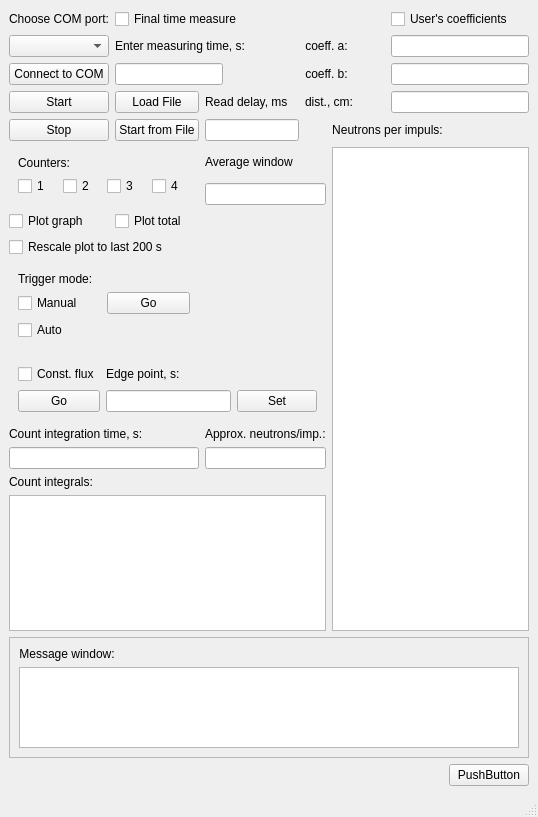
First picture: the form in caller.ui, repository goodvin360/pivn_app, before the edit.
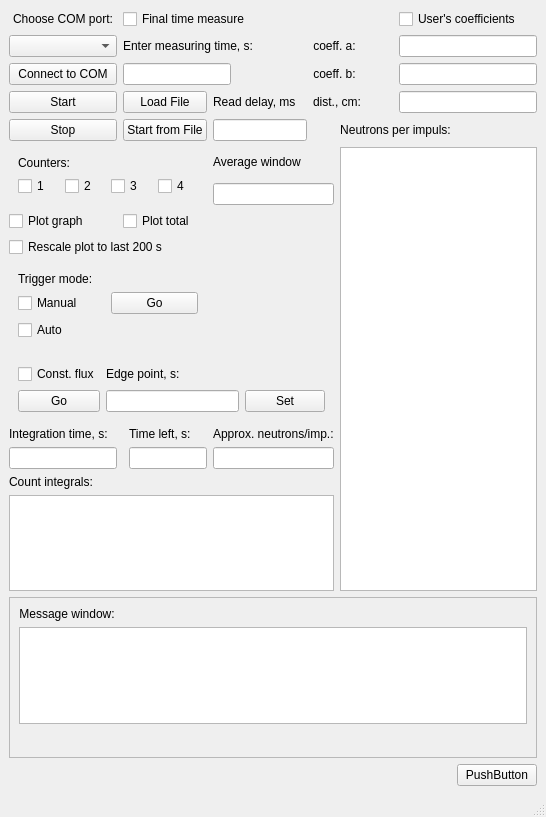
Second picture: the form after the edit. Custom widgets are drawn as their Qt base class.

Commit message: 26.06.2024 work 1 -left integration time display added -gui updated

Diff of the .ui file:
```diff
--- a/caller.ui
+++ b/caller.ui
@@ -31,14 +31,14 @@
       </property>
      </widget>
     </item>
-    <item row="0" column="1" colspan="2">
+    <item row="0" column="1" colspan="3">
      <widget class="QCheckBox" name="checkBox">
       <property name="text">
        <string>Final time measure</string>
       </property>
      </widget>
     </item>
-    <item row="0" column="5" colspan="2">
+    <item row="0" column="6" colspan="2">
      <widget class="QCheckBox" name="checkBox_2">
       <property name="text">
        <string>User's coefficients</string>
@@ -51,7 +51,7 @@
     <item row="1" column="0">
      <widget class="QComboBox" name="comboBox"/>
     </item>
-    <item row="1" column="1" colspan="2">
+    <item row="1" column="1" colspan="3">
      <widget class="QLabel" name="measureTime">
       <property name="layoutDirection">
        <enum>Qt::LeftToRight</enum>
@@ -64,7 +64,7 @@
       </property>
      </widget>
     </item>
-    <item row="1" column="3" colspan="2">
+    <item row="1" column="4" colspan="2">
      <widget class="QLabel" name="label_3">
       <property name="sizePolicy">
        <sizepolicy hsizetype="Fixed" vsizetype="Preferred">
@@ -80,7 +80,7 @@
       </property>
      </widget>
     </item>
-    <item row="1" column="5" colspan="2">
+    <item row="1" column="6" colspan="2">
      <widget class="QLineEdit" name="lineEdit_2">
       <property name="sizePolicy">
        <sizepolicy hsizetype="Minimum" vsizetype="Minimum">
@@ -100,7 +100,7 @@
       </property>
      </widget>
     </item>
-    <item row="2" column="1" colspan="2">
+    <item row="2" column="1" colspan="3">
      <widget class="QLineEdit" name="lineEdit">
       <property name="sizePolicy">
        <sizepolicy hsizetype="Fixed" vsizetype="Fixed">
@@ -116,7 +116,7 @@
       </property>
      </widget>
     </item>
-    <item row="2" column="3" colspan="2">
+    <item row="2" column="4" colspan="2">
      <widget class="QLabel" name="label_5">
       <property name="sizePolicy">
        <sizepolicy hsizetype="Fixed" vsizetype="Preferred">
@@ -132,7 +132,7 @@
       </property>
      </widget>
     </item>
-    <item row="2" column="5" colspan="2">
+    <item row="2" column="6" colspan="2">
      <widget class="QLineEdit" name="lineEdit_3">
       <property name="sizePolicy">
        <sizepolicy hsizetype="Minimum" vsizetype="Minimum">
@@ -167,21 +167,21 @@
       </property>
      </widget>
     </item>
-    <item row="3" column="1">
+    <item row="3" column="1" colspan="2">
      <widget class="QPushButton" name="pushButton_4">
       <property name="text">
        <string>Load File</string>
       </property>
      </widget>
     </item>
-    <item row="3" column="2">
+    <item row="3" column="3">
      <widget class="QLabel" name="label_13">
       <property name="text">
        <string>Read delay, ms</string>
       </property>
      </widget>
     </item>
-    <item row="3" column="3" colspan="2">
+    <item row="3" column="4" colspan="2">
      <widget class="QLabel" name="label_6">
       <property name="sizePolicy">
        <sizepolicy hsizetype="Fixed" vsizetype="Preferred">
@@ -197,7 +197,7 @@
       </property>
      </widget>
     </item>
-    <item row="3" column="5" colspan="2">
+    <item row="3" column="6" colspan="2">
      <widget class="QLineEdit" name="lineEdit_4">
       <property name="sizePolicy">
        <sizepolicy hsizetype="Minimum" vsizetype="Fixed">
@@ -223,21 +223,21 @@
       </property>
      </widget>
     </item>
-    <item row="4" column="1">
+    <item row="4" column="1" colspan="2">
      <widget class="QPushButton" name="pushButton_5">
       <property name="text">
        <string>Start from File</string>
       </property>
      </widget>
     </item>
-    <item row="4" column="2">
+    <item row="4" column="3">
      <widget class="QLineEdit" name="lineEdit_8">
       <property name="alignment">
        <set>Qt::AlignRight|Qt::AlignTrailing|Qt::AlignVCenter</set>
       </property>
      </widget>
     </item>
-    <item row="4" column="4" colspan="2">
+    <item row="4" column="5" colspan="2">
      <widget class="QLabel" name="label_4">
       <property name="sizePolicy">
        <sizepolicy hsizetype="Fixed" vsizetype="Preferred">
@@ -253,7 +253,7 @@
       </property>
      </widget>
     </item>
-    <item row="5" column="0" rowspan="2" colspan="2">
+    <item row="5" column="0" rowspan="2" colspan="3">
      <widget class="QWidget" name="widget_4" native="true">
       <layout class="QGridLayout" name="gridLayout_5">
        <item row="0" column="0" colspan="2">
@@ -294,14 +294,14 @@
       </layout>
      </widget>
     </item>
-    <item row="5" column="2">
+    <item row="5" column="3">
      <widget class="QLabel" name="label_14">
       <property name="text">
        <string>Average window</string>
       </property>
      </widget>
     </item>
-    <item row="5" column="4" rowspan="10" colspan="3">
+    <item row="5" column="5" rowspan="10" colspan="3">
      <widget class="QTextBrowser" name="textBrowser_2">
       <property name="maximumSize">
        <size>
@@ -311,7 +311,7 @@
       </property>
      </widget>
     </item>
-    <item row="6" column="2" colspan="2">
+    <item row="6" column="3" colspan="2">
      <widget class="QLineEdit" name="lineEdit_9">
       <property name="alignment">
        <set>Qt::AlignRight|Qt::AlignTrailing|Qt::AlignVCenter</set>
@@ -331,21 +331,21 @@
       </property>
      </widget>
     </item>
-    <item row="7" column="1">
+    <item row="7" column="1" colspan="2">
      <widget class="QCheckBox" name="checkBox_4">
       <property name="text">
        <string>Plot total</string>
       </property>
      </widget>
     </item>
-    <item row="8" column="0" colspan="2">
+    <item row="8" column="0" colspan="3">
      <widget class="QCheckBox" name="checkBox_5">
       <property name="text">
        <string>Rescale plot to last 200 s</string>
       </property>
      </widget>
     </item>
-    <item row="9" column="0" colspan="2">
+    <item row="9" column="0" colspan="3">
      <widget class="QWidget" name="widget_2" native="true">
       <layout class="QGridLayout" name="gridLayout">
        <item row="0" column="0">
@@ -379,7 +379,7 @@
       </layout>
      </widget>
     </item>
-    <item row="10" column="0" colspan="4">
+    <item row="10" column="0" colspan="5">
      <widget class="QWidget" name="widget_3" native="true">
       <layout class="QGridLayout" name="gridLayout_4">
        <item row="0" column="0">
@@ -420,20 +420,14 @@
       </layout>
      </widget>
     </item>
-    <item row="11" column="0" colspan="2">
-     <widget class="QLabel" name="label_7">
-      <property name="sizePolicy">
-       <sizepolicy hsizetype="Minimum" vsizetype="Preferred">
-        <horstretch>0</horstretch>
-        <verstretch>0</verstretch>
-       </sizepolicy>
-      </property>
+    <item row="11" column="2">
+     <widget class="QLabel" name="label_15">
       <property name="text">
-       <string>Count integration time, s:</string>
+       <string>Time left, s:</string>
       </property>
      </widget>
     </item>
-    <item row="11" column="2" colspan="2">
+    <item row="11" column="3" colspan="2">
      <widget class="QLabel" name="label_8">
       <property name="sizePolicy">
        <sizepolicy hsizetype="Minimum" vsizetype="Preferred">
@@ -446,7 +440,7 @@
       </property>
      </widget>
     </item>
-    <item row="12" column="0" colspan="2">
+    <item row="12" column="0">
      <widget class="QLineEdit" name="lineEdit_5">
       <property name="sizePolicy">
        <sizepolicy hsizetype="Minimum" vsizetype="Preferred">
@@ -459,7 +453,14 @@
       </property>
      </widget>
     </item>
-    <item row="12" column="2" colspan="2">
+    <item row="12" column="2">
+     <widget class="QLineEdit" name="lineEdit_10">
+      <property name="alignment">
+       <set>Qt::AlignRight|Qt::AlignTrailing|Qt::AlignVCenter</set>
+      </property>
+     </widget>
+    </item>
+    <item row="12" column="3" colspan="2">
      <widget class="QLineEdit" name="lineEdit_6">
       <property name="alignment">
        <set>Qt::AlignRight|Qt::AlignTrailing|Qt::AlignVCenter</set>
@@ -473,10 +474,10 @@
       </property>
      </widget>
     </item>
-    <item row="14" column="0" colspan="4">
+    <item row="14" column="0" colspan="5">
      <widget class="QTextBrowser" name="textBrowser_3"/>
     </item>
-    <item row="15" column="0" rowspan="2" colspan="7">
+    <item row="15" column="0" colspan="8">
      <widget class="QFrame" name="frame">
       <property name="frameShape">
        <enum>QFrame::StyledPanel</enum>
@@ -485,22 +486,6 @@
        <enum>QFrame::Raised</enum>
       </property>
       <layout class="QGridLayout" name="gridLayout_3">
-       <item row="0" column="0">
-        <widget class="QLabel" name="label">
-         <property name="sizePolicy">
-          <sizepolicy hsizetype="Fixed" vsizetype="Minimum">
-           <horstretch>0</horstretch>
-           <verstretch>0</verstretch>
-          </sizepolicy>
-         </property>
-         <property name="text">
-          <string>Message window:</string>
-         </property>
-         <property name="alignment">
-          <set>Qt::AlignCenter</set>
-         </property>
-        </widget>
-       </item>
        <item row="1" column="0">
         <widget class="QTextBrowser" name="textBrowser">
          <property name="sizePolicy">
@@ -523,21 +508,53 @@
          </property>
         </widget>
        </item>
+       <item row="0" column="0">
+        <widget class="QLabel" name="label">
+         <property name="sizePolicy">
+          <sizepolicy hsizetype="Fixed" vsizetype="Minimum">
+           <horstretch>0</horstretch>
+           <verstretch>0</verstretch>
+          </sizepolicy>
+         </property>
+         <property name="text">
+          <string>Message window:</string>
+         </property>
+         <property name="alignment">
+          <set>Qt::AlignCenter</set>
+         </property>
+        </widget>
+       </item>
+       <item row="2" column="0">
+        <widget class="testWidget" name="widget" native="true">
+         <layout class="QGridLayout" name="gridLayout_2"/>
+        </widget>
+       </item>
       </layout>
      </widget>
     </item>
-    <item row="16" column="4">
-     <widget class="testWidget" name="widget" native="true">
-      <layout class="QGridLayout" name="gridLayout_2"/>
-     </widget>
-    </item>
-    <item row="17" column="6">
+    <item row="16" column="7">
      <widget class="QPushButton" name="pushButton_6">
       <property name="text">
        <string>PushButton</string>
       </property>
      </widget>
     </item>
+    <item row="11" column="0" colspan="2">
+     <widget class="QLabel" name="label_7">
+      <property name="sizePolicy">
+       <sizepolicy hsizetype="Minimum" vsizetype="Preferred">
+        <horstretch>0</horstretch>
+        <verstretch>0</verstretch>
+       </sizepolicy>
+      </property>
+      <property name="layoutDirection">
+       <enum>Qt::LeftToRight</enum>
+      </property>
+      <property name="text">
+       <string>Integration time, s:</string>
+      </property>
+     </widget>
+    </item>
    </layout>
   </widget>
   <widget class="QMenuBar" name="menubar">
```
The commit also changes 5 other files.
